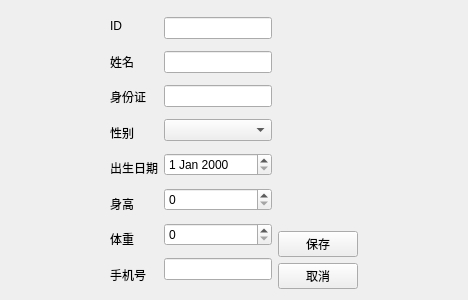
DingXiangi/QtLab, file Lab3/patienteditview.ui: the form before one commit.
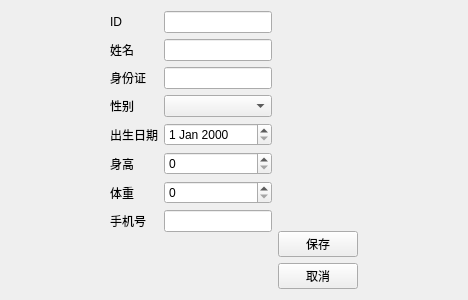
The form after the commit.

```diff
--- a/Lab3/patienteditview.ui
+++ b/Lab3/patienteditview.ui
@@ -13,7 +13,7 @@
   <property name="windowTitle">
    <string>Form</string>
   </property>
-  <layout class="QHBoxLayout" name="horizontalLayout_2">
+  <layout class="QHBoxLayout" name="horizontalLayout">
    <item>
     <spacer name="horizontalSpacer">
      <property name="orientation">
@@ -28,94 +28,86 @@
     </spacer>
    </item>
    <item>
-    <layout class="QHBoxLayout" name="horizontalLayout">
-     <item>
-      <layout class="QVBoxLayout" name="verticalLayout_2">
-       <item>
+    <layout class="QFormLayout" name="formLayout">
+     <item row="0" column="0">
         <widget class="QLabel" name="label">
          <property name="text">
           <string>ID</string>
          </property>
         </widget>
        </item>
-       <item>
+     <item row="0" column="1">
+      <widget class="QLineEdit" name="lineEdit"/>
+     </item>
+     <item row="1" column="0">
         <widget class="QLabel" name="label_2">
          <property name="text">
           <string>姓名</string>
          </property>
         </widget>
        </item>
-       <item>
+     <item row="1" column="1">
+      <widget class="QLineEdit" name="lineEdit_2"/>
+     </item>
+     <item row="2" column="0">
         <widget class="QLabel" name="label_3">
          <property name="text">
           <string>身份证</string>
          </property>
         </widget>
        </item>
-       <item>
+     <item row="2" column="1">
+      <widget class="QLineEdit" name="lineEdit_3"/>
+     </item>
+     <item row="3" column="0">
         <widget class="QLabel" name="label_4">
          <property name="text">
           <string>性别</string>
          </property>
         </widget>
        </item>
-       <item>
+     <item row="3" column="1">
+      <widget class="QComboBox" name="comboBox"/>
+     </item>
+     <item row="4" column="0">
         <widget class="QLabel" name="label_5">
          <property name="text">
           <string>出生日期</string>
          </property>
         </widget>
        </item>
-       <item>
+     <item row="4" column="1">
+      <widget class="QDateEdit" name="dateEdit"/>
+     </item>
+     <item row="5" column="0">
         <widget class="QLabel" name="label_6">
          <property name="text">
           <string>身高</string>
          </property>
         </widget>
        </item>
-       <item>
+     <item row="5" column="1">
+      <widget class="QSpinBox" name="spinBox"/>
+     </item>
+     <item row="6" column="0">
         <widget class="QLabel" name="label_7">
          <property name="text">
           <string>体重</string>
          </property>
         </widget>
        </item>
-       <item>
+     <item row="6" column="1">
+      <widget class="QSpinBox" name="spinBox_2"/>
+     </item>
+     <item row="7" column="0">
         <widget class="QLabel" name="label_8">
          <property name="text">
           <string>手机号</string>
          </property>
         </widget>
        </item>
-      </layout>
-     </item>
-     <item>
-      <layout class="QVBoxLayout" name="verticalLayout">
-       <item>
-        <widget class="QLineEdit" name="lineEdit"/>
-       </item>
-       <item>
-        <widget class="QLineEdit" name="lineEdit_2"/>
-       </item>
-       <item>
-        <widget class="QLineEdit" name="lineEdit_3"/>
-       </item>
-       <item>
-        <widget class="QComboBox" name="comboBox"/>
-       </item>
-       <item>
-        <widget class="QDateEdit" name="dateEdit"/>
-       </item>
-       <item>
-        <widget class="QSpinBox" name="spinBox"/>
-       </item>
-       <item>
-        <widget class="QSpinBox" name="spinBox_2"/>
-       </item>
-       <item>
+     <item row="7" column="1">
         <widget class="QLineEdit" name="lineEdit_8"/>
-       </item>
-      </layout>
      </item>
     </layout>
    </item>
```
Left out of the diff: 2 changed lines with no effect on the pictures. Lines whose indentation alone changed are shown as unchanged.
